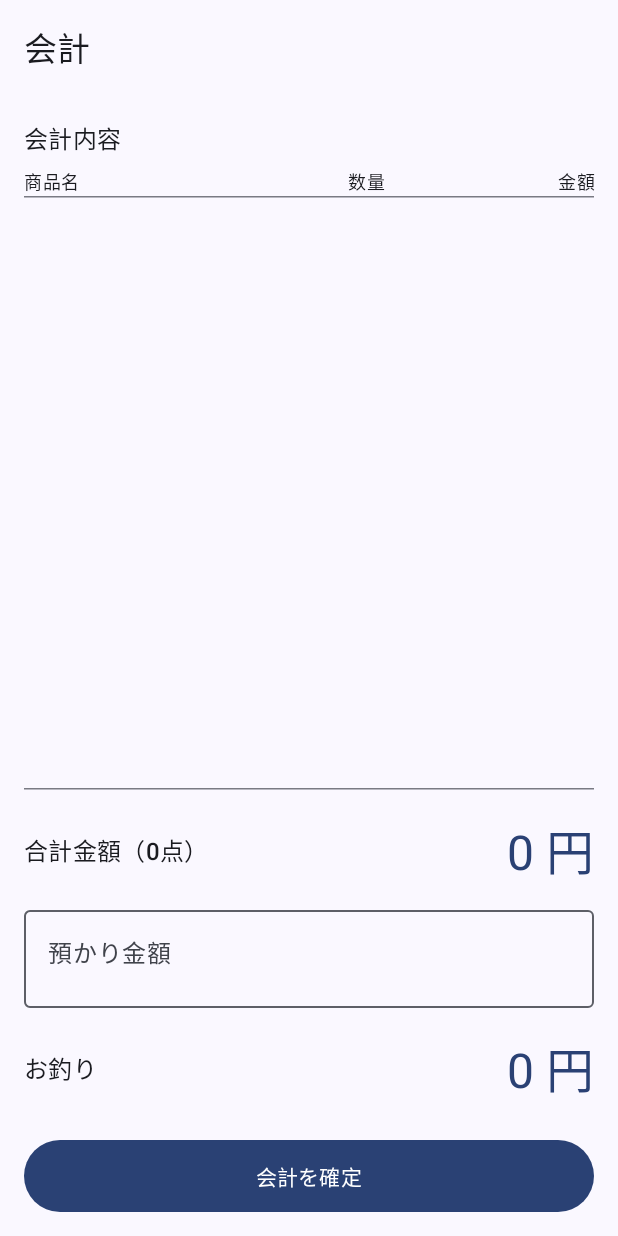
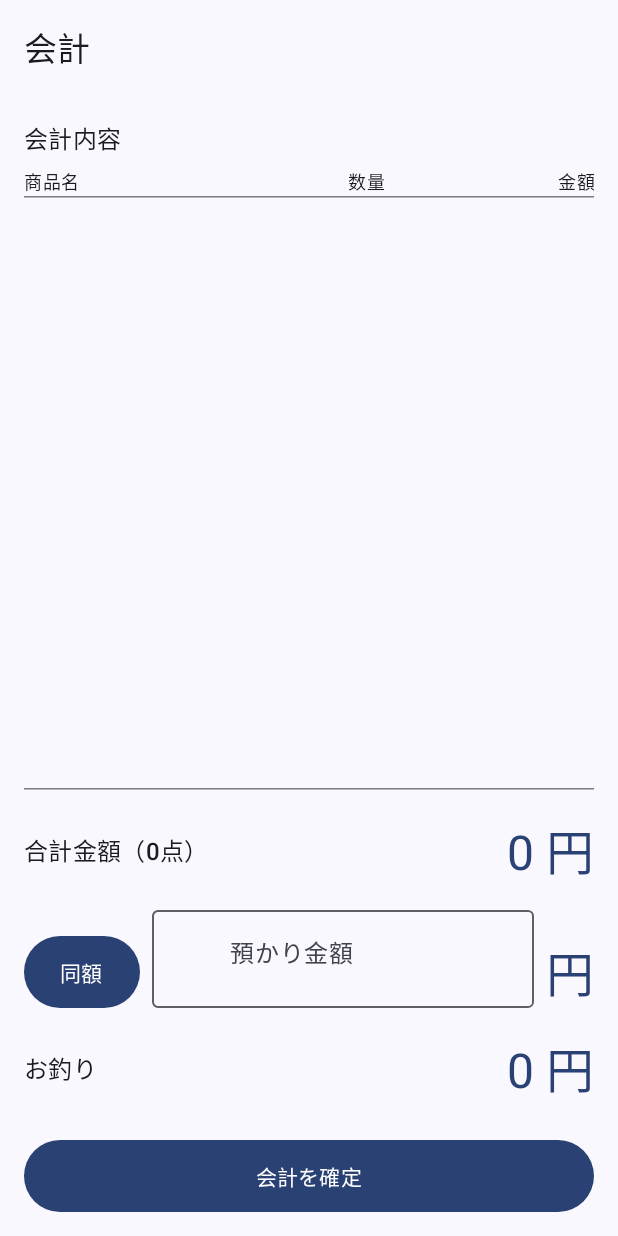
Before and after one commit to modybick/Pos, an Android app built with Jetpack Compose: the checkout screen opened through its navigation route, on a phone screen of 412 x 824 dp. Run offline under Robolectric (Android 15) with nearby library versions, the light colour scheme and no system bars; our stand-ins replace Dagger/Hilt's generated code; libraries missing offline, so code that uses them is left out: androidx.camera.core, androidx.camera.lifecycle, androidx.camera.view.

Commit message:
各UIの改善等

```diff
--- a/app/src/main/java/com/example/pos/database/Sale.kt
+++ b/app/src/main/java/com/example/pos/database/Sale.kt
@@ -19,6 +19,12 @@ data class Sale(
     // 合計金額
     val totalAmount: Int,
 
+    // 預かり金額
+    val tenderedAmount: Int,
+
+    // お釣り
+    val changeAmount: Int,
+
     // 取り消しフラグ
     val isCancelled: Boolean = false
 )
--- a/app/src/main/java/com/example/pos/ui/MainActivity.kt
+++ b/app/src/main/java/com/example/pos/ui/MainActivity.kt
@@ -16,6 +16,11 @@ import com.example.pos.ui.sale.SaleScreen
 import com.example.pos.ui.sale.SaleViewModel
 import com.example.pos.ui.theme.PosTheme
 import dagger.hilt.android.AndroidEntryPoint
+// 👇 アニメーション用のimportを追加
+import androidx.compose.animation.core.tween
+import androidx.compose.animation.slideInHorizontally
+import androidx.compose.animation.slideOutHorizontally
+import androidx.compose.ui.unit.IntOffset
 
 @AndroidEntryPoint
 class MainActivity : ComponentActivity() {
@@ -25,13 +30,27 @@ class MainActivity : ComponentActivity() {
         setContent {
             PosTheme {
                 val navController = rememberNavController()
+
+                // 👇 ここでアニメーションの定義をまとめて作成する
+                val animationSpec = tween<IntOffset>(300)
+                val enterTransition = slideInHorizontally(initialOffsetX = { it }, animationSpec = animationSpec)
+                val exitTransition = slideOutHorizontally(targetOffsetX = { -it }, animationSpec = animationSpec)
+                val popEnterTransition = slideInHorizontally(initialOffsetX = { -it }, animationSpec = animationSpec)
+                val popExitTransition = slideOutHorizontally(targetOffsetX = { it }, animationSpec = animationSpec)
+
                 NavHost(navController = navController, startDestination = "sales_flow") {
                     navigation(
                         startDestination = "sale",
                         route = "sales_flow"
                     ) {
                         // レジ画面
-                        composable("sale") { navBackStackEntry ->
+                        composable(
+                            "sale",
+                            enterTransition = { enterTransition },
+                            exitTransition = { exitTransition },
+                            popEnterTransition = { popEnterTransition },
+                            popExitTransition = { popExitTransition }
+                            ) { navBackStackEntry ->
                             // 親グラフに紐付いたViewModelを取得
                             val parentEntry = remember(navBackStackEntry) {
                                 navController.getBackStackEntry("sales_flow")
@@ -45,7 +64,13 @@ class MainActivity : ComponentActivity() {
                             )
                         }
                         // 会計画面
-                        composable("checkout") { navBackStackEntry ->
+                        composable(
+                            "checkout",
+                            enterTransition = { enterTransition },
+                            exitTransition = { exitTransition },
+                            popEnterTransition = { popEnterTransition },
+                            popExitTransition = { popExitTransition }
+                        ) { navBackStackEntry ->
                             // 親グラフに紐付いたViewModelを取得
                             val parentEntry = remember(navBackStackEntry) {
                                 navController.getBackStackEntry("sales_flow")
@@ -57,7 +82,13 @@ class MainActivity : ComponentActivity() {
                                 onNavigateBack = { navController.popBackStack() }
                             )
                         }
-                        composable("history") {
+                        composable(
+                            "history",
+                            enterTransition = { enterTransition },
+                            exitTransition = { exitTransition },
+                            popEnterTransition = { popEnterTransition },
+                            popExitTransition = { popExitTransition }
+                        ) {
                             HistoryScreen()
                         }
                     }
--- a/app/src/main/java/com/example/pos/ui/history/HistoryViewModel.kt
+++ b/app/src/main/java/com/example/pos/ui/history/HistoryViewModel.kt
@@ -122,7 +122,7 @@ class HistoryViewModel @Inject constructor(
         val dateFormat = SimpleDateFormat("yyyy-MM-dd HH:mm:ss", Locale.JAPAN)
         val stringBuilder = StringBuilder()
         // ヘッダー行
-        stringBuilder.append("会計ID,会計日時,合計金額,取り消し,商品バーコード,商品名,tag,販売単価,数量\n")
+        stringBuilder.append("会計ID,会計日時,合計金額,預かり金額,お釣り,取り消し,商品バーコード,商品名,tag,販売単価,数量\n")
 
         // データ行
         sales.forEach { saleWithDetails ->
@@ -132,6 +132,8 @@ class HistoryViewModel @Inject constructor(
                     "${saleWithDetails.sale.id}," +
                             "${dateFormat.format(saleWithDetails.sale.createdAt)}," +
                             "${saleWithDetails.sale.totalAmount}," +
+                            "${saleWithDetails.sale.tenderedAmount}," +
+                            "${saleWithDetails.sale.changeAmount}," +
                             "${saleWithDetails.sale.isCancelled}," +
                             "${detail.productBarcode}," +
                             "\"${detail.productName}\"," + // 商品名にカンマが含まれる可能性を考慮
--- a/app/src/main/java/com/example/pos/ui/sale/CheckoutScreen.kt
+++ b/app/src/main/java/com/example/pos/ui/sale/CheckoutScreen.kt
@@ -4,6 +4,8 @@ import androidx.compose.foundation.layout.*
 import androidx.compose.foundation.lazy.LazyColumn
 import androidx.compose.foundation.lazy.items
 import androidx.compose.foundation.text.KeyboardOptions
+import androidx.compose.material.icons.Icons
+import androidx.compose.material.icons.filled.Clear
 import androidx.compose.material3.*
 import androidx.compose.runtime.*
 import androidx.compose.ui.Alignment
@@ -12,6 +14,8 @@ import androidx.compose.ui.text.input.KeyboardType
 import androidx.compose.ui.text.style.TextAlign
 import androidx.compose.ui.unit.dp
 import androidx.compose.ui.unit.sp
+import com.example.pos.utils.NumberCommaTransformation
+import com.example.pos.utils.toCurrencyFormat
 
 
 @OptIn(ExperimentalMaterial3Api::class)
@@ -82,7 +86,7 @@ fun CheckoutScreen(
                         )
                         // 金額
                         Text(
-                            text = "${item.product.price * item.quantity}円",
+                            text = "${(item.product.price * item.quantity).toCurrencyFormat()}円",
                             modifier = Modifier.weight(0.3f),
                             textAlign = TextAlign.End
                         )
@@ -96,18 +100,49 @@ fun CheckoutScreen(
             Spacer(modifier = Modifier.height(8.dp))
 
             // --- 預かり金額入力 ---
+            Row(
+                verticalAlignment = Alignment.Bottom,
+                modifier = Modifier.fillMaxWidth()
+            ) {
+                // 同額ボタン
+                Button(
+                    onClick = { tenderedAmount = uiState.totalAmount.toString() },
+                    modifier = Modifier.height(48.dp)
+                ) {
+                    Text("同額")
+                }
+                Spacer(modifier = Modifier.width(8.dp))
+                // 入力欄
                 OutlinedTextField(
                     value = tenderedAmount,
                     onValueChange = { tenderedAmount = it.filter { char -> char.isDigit() } },
                     label = { Text("預かり金額") },
-                suffix = { Text("円") },
+                    visualTransformation = NumberCommaTransformation(),
+                    suffix = {},
                     keyboardOptions = KeyboardOptions(keyboardType = KeyboardType.Number),
-                modifier = Modifier.fillMaxWidth(),
+                    modifier = Modifier.weight(1f),
                     textStyle = LocalTextStyle.current.copy(
                         fontSize = 28.sp,
                         textAlign = TextAlign.End
+                    ),
+                    leadingIcon = {
+                        if (tenderedAmount.isNotEmpty()) {
+                            IconButton(onClick = { tenderedAmount = "" }) {
+                                Icon(
+                                    imageVector = Icons.Default.Clear,
+                                    contentDescription = "入力クリア"
                                 )
+                            }
+                        }
+                    }
                 )
+                // 単位
+                Text(
+                    text = " 円",
+                    style = MaterialTheme.typography.headlineLarge,
+                    color = MaterialTheme.colorScheme.primary
+                )
+            }
             Spacer(modifier = Modifier.height(16.dp))
 
             // --- お釣り表示 ---
@@ -118,7 +153,7 @@ fun CheckoutScreen(
             // --- 確定ボタン ---
             Button(
                 onClick = {
-                    saleViewModel.finalizeSale()
+                    saleViewModel.finalizeSale(tendered)
                     onNavigateBack() // レジ画面に戻る
                 },
                 // 預かり金額が合計以上の場合のみ有効
@@ -136,7 +171,7 @@ private fun AmountRow(label: String, amount: Int) {
     Row(verticalAlignment = Alignment.CenterVertically) {
         Text(label, style = MaterialTheme.typography.titleMedium, modifier = Modifier.weight(1f))
         Text(
-            "$amount 円",
+            "${amount.toCurrencyFormat()} 円",
             style = MaterialTheme.typography.headlineLarge,
             textAlign = TextAlign.End,
             color = MaterialTheme.colorScheme.primary
--- /dev/null
+++ b/app/src/main/java/com/example/pos/utils/Formatters.kt
@@ -0,0 +1,15 @@
+package com.example.pos.utils
+
+import java.text.NumberFormat
+import java.util.*
+
+// カンマ区切りのフォーマッターを準備
+private val numberFormatter = NumberFormat.getNumberInstance(Locale.JAPAN)
+
+/**
+ * Intをカンマ区切りの文字列に変換する拡張関数
+ * 例: 1000 -> "1,000"
+ */
+fun Int.toCurrencyFormat(): String {
+    return numberFormatter.format(this)
+}
```
Also changed, not shown: app/src/main/java/com/example/pos/database/AppDatabase.kt (+1 -22 lines), app/src/main/java/com/example/pos/ui/history/HistoryScreen.kt (+31 -1 lines), app/src/main/java/com/example/pos/ui/sale/SaleScreen.kt (+28 -13 lines), app/src/main/java/com/example/pos/ui/sale/SaleViewModel.kt (+8 -1 lines), app/src/main/java/com/example/pos/utils/NumberCommaTransformation.kt (added, +50 -0 lines). Lines whose indentation alone changed are shown as unchanged.
